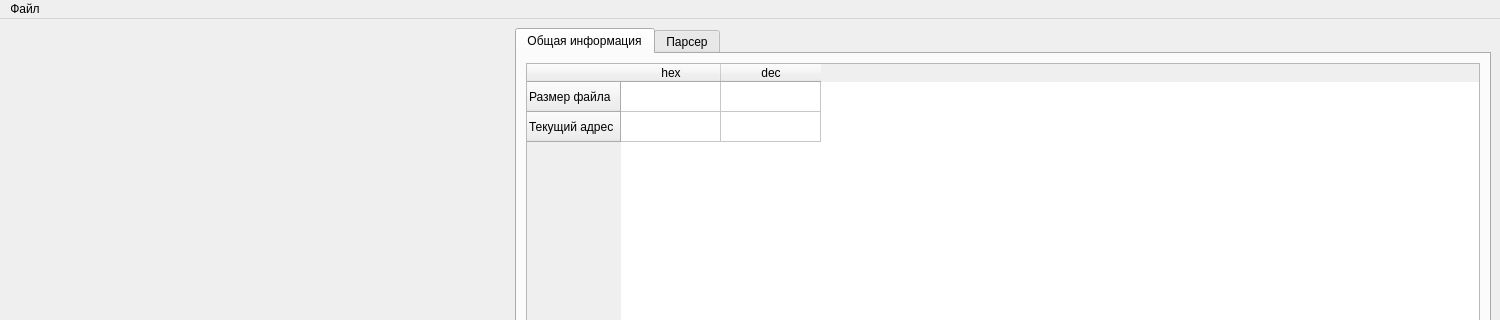
Qt form hex_editor/mainwindow.ui (Shamsudinov/Hex-Editor) before a commit; both pictures show x 0 to 1500 and y 0 to 320 of the 1500 by 600 pixel window.
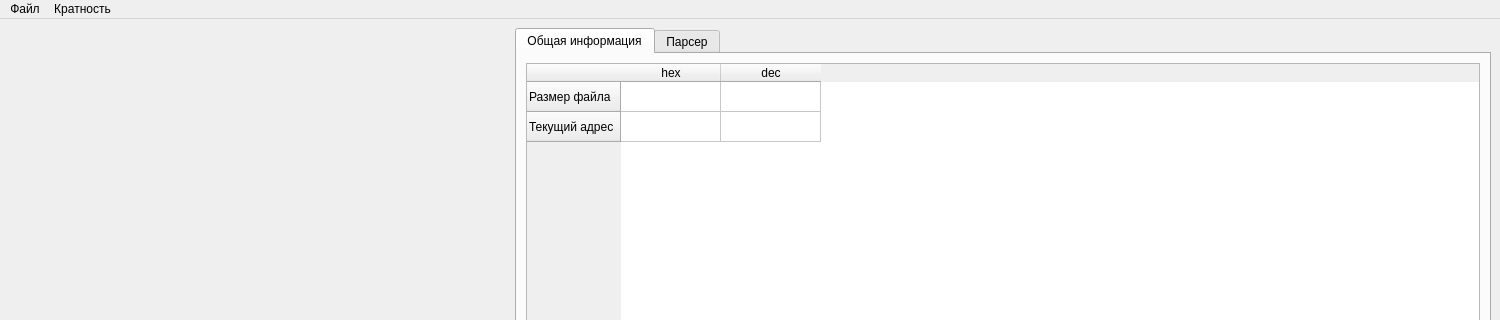
The same form after that commit. Custom widgets are drawn as their Qt base class.

```diff
--- a/hex_editor/mainwindow.ui
+++ b/hex_editor/mainwindow.ui
@@ -96,7 +96,17 @@
     </property>
     <addaction name="actionOpen"/>
    </widget>
+   <widget class="QMenu" name="menu_2">
+    <property name="title">
+     <string>Кратность</string>
+    </property>
+    <addaction name="separator"/>
+    <addaction name="action8"/>
+    <addaction name="action16"/>
+    <addaction name="action32"/>
+   </widget>
    <addaction name="menu"/>
+   <addaction name="menu_2"/>
   </widget>
   <action name="actionOpen">
    <property name="text">
```
Left out of the diff: 15 changed lines with no effect on the pictures.
